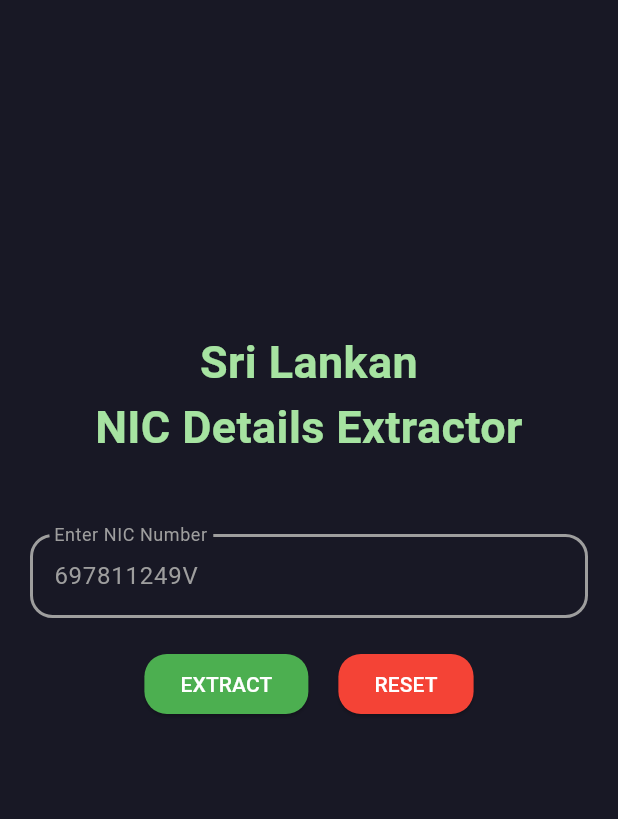
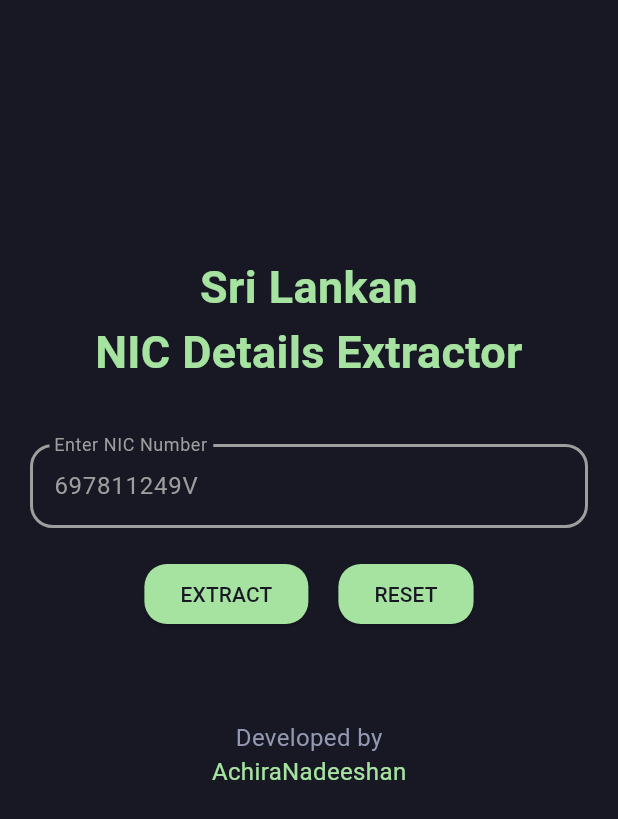
Before and after one commit to AchiraNadeeshan/sri_lankan_nic_details_extractor, a Flutter app: the screen it shows after launch, on a phone screen of 412 x 824 dp. Shown: the top 819 px of the screen. Run offline on Flutter 3.47's test engine with Material 3 defaults, Android fonts, the phone set to English and light mode, and no system bars; our stand-ins replace get.

Commit message:
fix: resolve RenderFlex overflow and lifecycle message issues

```diff
--- a/lib/screens/input_screen.dart
+++ b/lib/screens/input_screen.dart
@@ -1,21 +1,38 @@
+// ignore_for_file: deprecated_member_use
+
 import 'package:flutter/material.dart';
 import 'package:get/get.dart';
 import '../controllers/nic_controller.dart';
 import '../widgets/nic_input_field.dart';
+import 'package:url_launcher/url_launcher.dart'; // Add this import
 
 class InputScreen extends StatelessWidget {
   InputScreen({super.key});
   final NICController controller = Get.find();
 
+  // Function to launch URL
+  void _launchURL() async {
+    const url = 'https://github.com/AchiraNadeeshan';
+    if (await canLaunch(url)) {
+      await launch(url);
+    } else {
+      throw 'Could not launch $url';
+    }
+  }
+
   @override
   Widget build(BuildContext context) {
     return Scaffold(
       backgroundColor: const Color(0xFF181825), // Custom background color
-      body: Padding(
+      body: SingleChildScrollView(
+        // Added ScrollView to prevent overflow
+        child: Padding(
           padding: const EdgeInsets.all(20.0),
           child: Column(
+            mainAxisAlignment:
+                MainAxisAlignment.center, // Center content vertically
             children: [
-            const SizedBox(height: 200), // Adjusted top padding for title
+              const SizedBox(height: 150), // Adjusted top padding
               const Align(
                 alignment: Alignment.topCenter,
                 child: Text(
@@ -28,46 +45,65 @@ class InputScreen extends StatelessWidget {
                   ),
                 ),
               ),
-            const SizedBox(height: 50), // Space between title and input field
+              const SizedBox(height: 40), // Adjust spacing
               NICInputField(controller: controller),
-            const SizedBox(height: 20), // Space between input field and buttons
+              const SizedBox(
+                  height: 20), // Space between input field and buttons
               Row(
                 mainAxisAlignment: MainAxisAlignment.center,
                 children: [
                   ElevatedButton(
                     onPressed: controller.decodeNIC,
                     style: ElevatedButton.styleFrom(
-                    backgroundColor: Colors.green,
+                      backgroundColor: const Color(0xFFA6E3A1), // Updated color
                       shape: RoundedRectangleBorder(
-                      borderRadius:
-                          BorderRadius.circular(15), // Rounded corners
+                        borderRadius: BorderRadius.circular(15),
                       ),
                     ),
                     child: const Text(
                       "EXTRACT",
-                    style: TextStyle(color: Colors.white),
+                      style:
+                          TextStyle(color: Color(0xFF181825)), // Updated color
                     ),
                   ),
                   const SizedBox(width: 20), // Space between buttons
                   ElevatedButton(
-                  onPressed:
-                      controller.resetNIC, // Use resetNIC() from NICController
+                    onPressed: controller.resetNIC,
                     style: ElevatedButton.styleFrom(
-                    backgroundColor: Colors.red,
+                      backgroundColor: const Color(0xFFA6E3A1), // Updated color
                       shape: RoundedRectangleBorder(
-                      borderRadius:
-                          BorderRadius.circular(15), // Rounded corners
+                        borderRadius: BorderRadius.circular(15),
                       ),
                     ),
                     child: const Text(
                       "RESET",
-                    style: TextStyle(color: Colors.white),
+                      style:
+                          TextStyle(color: Color(0xFF181825)), // Updated color
                     ),
                   ),
                 ],
               ),
-            const SizedBox(height: 50), // Adjusted bottom spacing
+              const SizedBox(height: 40), // Adjusted bottom spacing
+              // Developed by section
+              const SizedBox(height: 20), // Space before the developer info
+              Text(
+                "Developed by",
+                style: TextStyle(color: const Color(0xFF9399B2), fontSize: 16),
+              ),
+              GestureDetector(
+                onTap: _launchURL, // Open GitHub profile when tapped
+                child: Text(
+                  "AchiraNadeeshan",
+                  style: TextStyle(
+                    color: const Color(0xFFA6E3A1),
+                    fontSize: 16,
+                    decoration: TextDecoration
+                        .underline, // Optional: Underline for the link
+                  ),
+                ),
+              ),
             ],
+          ),
         ),
       ),
     );
--- a/lib/widgets/nic_input_field.dart
+++ b/lib/widgets/nic_input_field.dart
@@ -7,6 +7,7 @@ class NICInputField extends StatefulWidget {
   const NICInputField({super.key, required this.controller});
 
   @override
+  // ignore: library_private_types_in_public_api
   _NICInputFieldState createState() => _NICInputFieldState();
 }
 
--- a/pubspec.yaml
+++ b/pubspec.yaml
@@ -31,10 +31,12 @@ dependencies:
   flutter:
     sdk: flutter
 
+
   # The following adds the Cupertino Icons font to your application.
   # Use with the CupertinoIcons class for iOS style icons.
   cupertino_icons: ^1.0.8
   get:
+  url_launcher: ^6.0.9
 
 dev_dependencies:
   flutter_test:
```
Also changed, not shown: pubspec.lock, 5 other files. Lines whose indentation alone changed are shown as unchanged.
